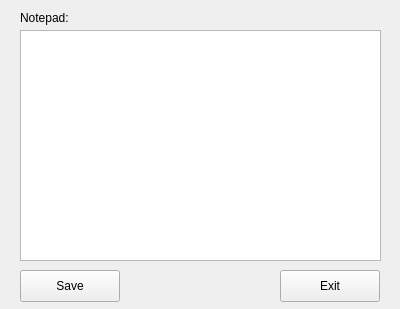
Qt form ui/notepadwindow.ui (alfaloo/CryptograFace) before a commit.
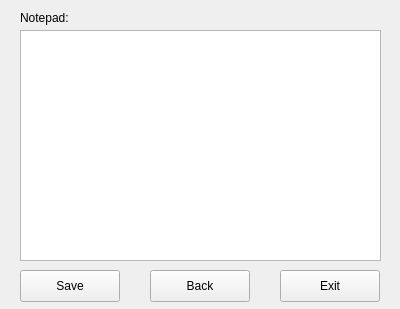
The same form after that commit.

Diff of the .ui file:
```diff
--- a/ui/notepadwindow.ui
+++ b/ui/notepadwindow.ui
@@ -49,6 +49,19 @@
                 <string>Save</string>
             </property>
         </widget>
+        <widget class="QPushButton" name="btnBack">
+            <property name="geometry">
+                <rect>
+                    <x>150</x>
+                    <y>270</y>
+                    <width>100</width>
+                    <height>32</height>
+                </rect>
+            </property>
+            <property name="text">
+                <string>Back</string>
+            </property>
+        </widget>
         <widget class="QPushButton" name="btnExit">
             <property name="geometry">
                 <rect>
```
